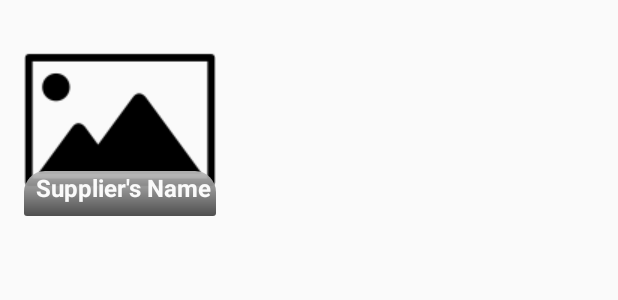
After one commit to dRadest/InventoryApp, an Android app: the layout grid_item.xml on its own in the app's theme, with its tools: preview values and no code run, on a phone screen of 412 x 824 dp. The commit adds this screen. Shown: the top 300 px of the screen. Run offline under Robolectric (Android 15) with nearby library versions, the phone set to English and light mode, and no system bars.

```diff
--- /dev/null
+++ b/app/src/main/res/drawable/rectanglel_shape.xml
@@ -0,0 +1,16 @@
+<?xml version="1.0" encoding="utf-8"?>
+<shape
+    xmlns:android="http://schemas.android.com/apk/res/android"
+    android:shape="rectangle">
+    <gradient
+        android:endColor="#EEBBBBBB"
+        android:startColor="#EE424242"
+        android:angle="90" />
+    <corners
+        android:bottomRightRadius="2dp"
+        android:bottomLeftRadius="2dp"
+        android:topLeftRadius="14dp"
+        android:topRightRadius="14dp" />
+    <padding
+        android:left="8dp" />
+</shape>
--- /dev/null
+++ b/app/src/main/res/layout/grid_item.xml
@@ -0,0 +1,29 @@
+<?xml version="1.0" encoding="utf-8"?>
+<RelativeLayout xmlns:android="http://schemas.android.com/apk/res/android"
+    android:layout_width="match_parent"
+    android:layout_height="128dp"
+    android:layout_margin="16dp">
+
+    <ImageView
+        android:id="@+id/grid_item_imageView"
+        android:layout_width="128dp"
+        android:layout_height="128dp"
+        android:scaleType="centerCrop"
+        android:src="@drawable/no_img" />
+
+    <TextView
+        android:id="@+id/grid_item_textview"
+        android:layout_width="128dp"
+        android:layout_height="wrap_content"
+        android:layout_alignParentBottom="true"
+        android:background="@drawable/rectanglel_shape"
+        android:ellipsize="end"
+        android:maxLines="2"
+        android:paddingBottom="8dp"
+        android:text="@string/supplier_name"
+        android:textColor="#fafafa"
+        android:textSize="16sp"
+        android:textStyle="bold" />
+
+
+</RelativeLayout>
```
Also changed, not shown: app/src/main/java/com/example/android/inventoryapp/InventoryCursorAdapter.java (+33 -3 lines), app/src/main/java/com/example/android/inventoryapp/OverallActivity.java (+82 -22 lines), app/src/main/res/layout/grid_view.xml (added, +16 -0 lines), app/src/main/res/layout/list_view.xml (added, +10 -0 lines), app/src/main/res/layout/overall_activity.xml (+13 -4 lines).
